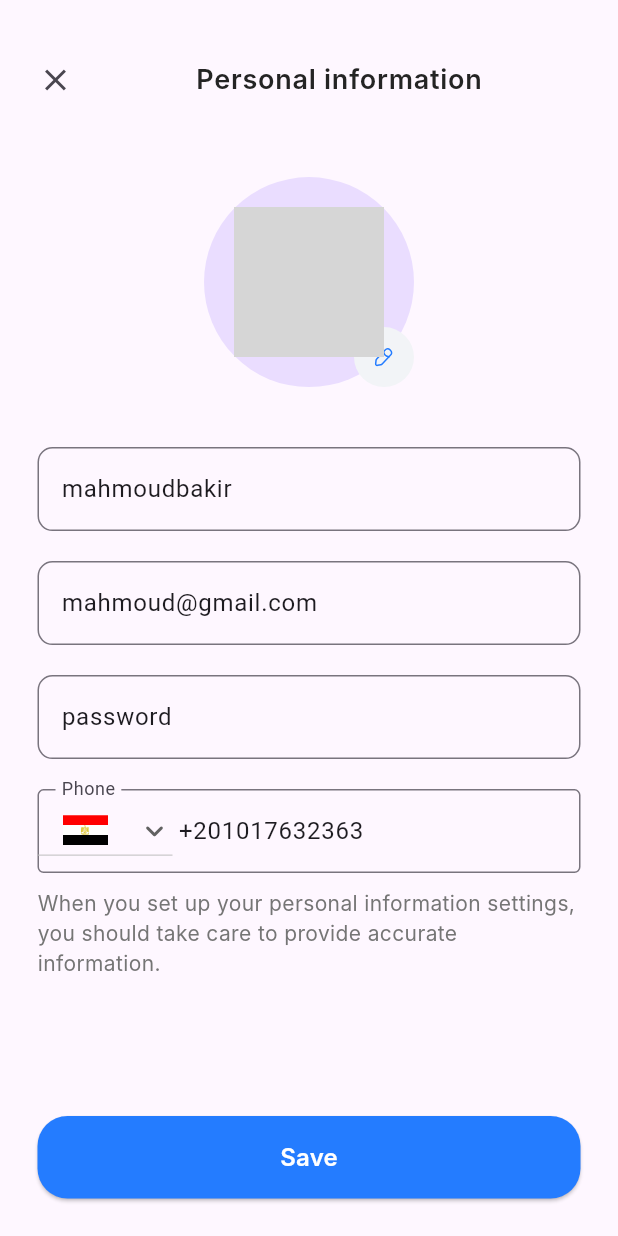
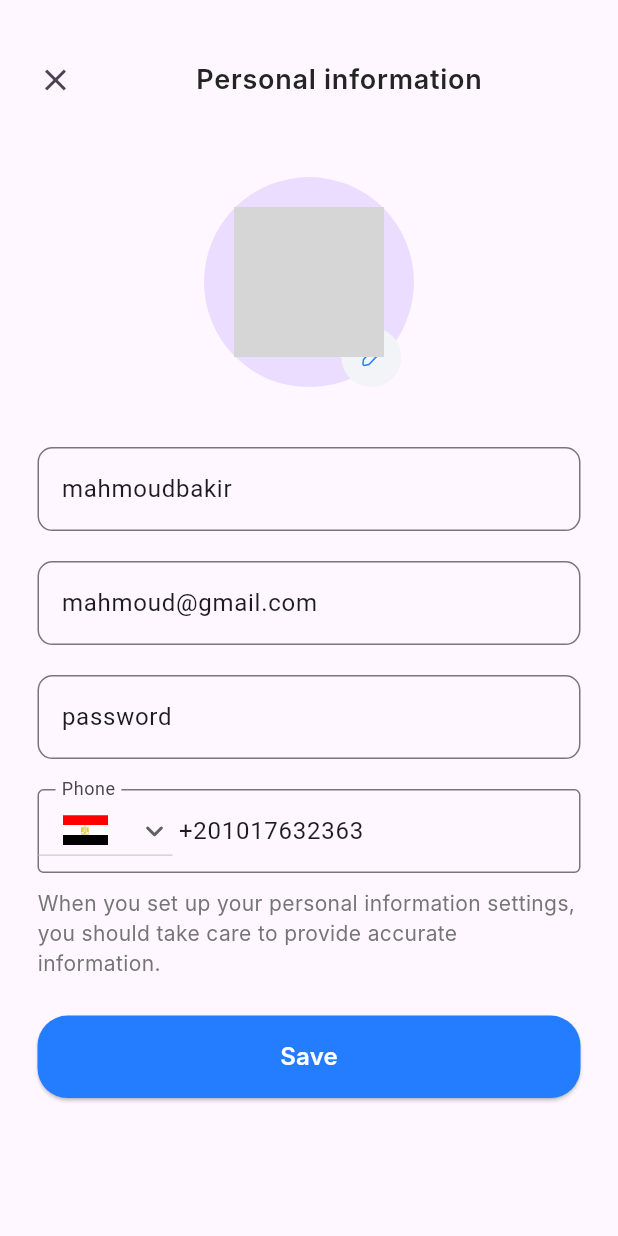
Before and after one commit to mahmoudbakir2015/doc, a Flutter app: the PersonalInformation screen opened directly, on a phone screen of 412 x 824 dp. Run offline on Flutter 3.47's test engine with Material 3 defaults, Android fonts, the phone set to English and light mode, and no system bars; our stand-ins replace bloc, dio, flutter_bloc, flutter_svg, geolocator, pinput and 2 more; accounts and stored records are empty; network calls fail; Roboto replaces fonts that are missing (Inter); grey boxes are pictures that could not be loaded.

Commit message:
solve some bugs in personal page

```diff
--- a/lib/presentation/profile/personal_information/items.dart
+++ b/lib/presentation/profile/personal_information/items.dart
@@ -24,12 +24,14 @@ Padding buildEditForm(
 
 GestureDetector buildEditPic({
   required void Function() onTap,
+  required BuildContext context,
 }) {
   return GestureDetector(
     onTap: onTap,
     child: Stack(
       children: [
-        const CircleAvatar(
+        const Center(
+          child: CircleAvatar(
             radius: 70,
             child: Image(
               height: 100,
@@ -40,8 +42,9 @@ GestureDetector buildEditPic({
               ),
             ),
           ),
+        ),
         Positioned(
-            right: 0,
+            right: MediaQuery.of(context).size.width * 0.29,
             bottom: 0,
             child: CircleAvatar(
               backgroundColor: const Color(0xFFF2F4F7),
--- a/lib/presentation/profile/personal_information/personal_information.dart
+++ b/lib/presentation/profile/personal_information/personal_information.dart
@@ -24,9 +24,13 @@ class PersonalInformation extends StatelessWidget {
     phone.text = '+201017632363';
     return Scaffold(
       body: Padding(
-        padding: const EdgeInsets.all(Styles.appPadding),
+        padding: const EdgeInsets.only(
+          top: Styles.appPadding,
+          left: Styles.appPadding,
+          right: Styles.appPadding,
+        ),
         child: Form(
-          child: Column(
+          child: ListView(
             children: [
               CustomListTile(
                 isMain: false,
@@ -34,6 +38,7 @@ class PersonalInformation extends StatelessWidget {
               ),
               buildCustomSpace(context),
               buildEditPic(
+                context: context,
                 onTap: () {},
               ),
               const SizedBox(
@@ -63,13 +68,17 @@ class PersonalInformation extends StatelessWidget {
                   text:
                       '''When you set up your personal information settings, you should take care to provide accurate information.'''),
               const Spacer(),
-              DefaultButton(
+              Padding(
+                padding:
+                    const EdgeInsets.symmetric(vertical: Styles.appPadding),
+                child: DefaultButton(
                   onPressed: () {
                     if (formKey.currentState!.validate()) {
                       Navigator.pop(context);
                     }
                   },
                   text: 'Save',
+                ),
               ),
             ],
           ),
```
Lines whose indentation alone changed are shown as unchanged.
